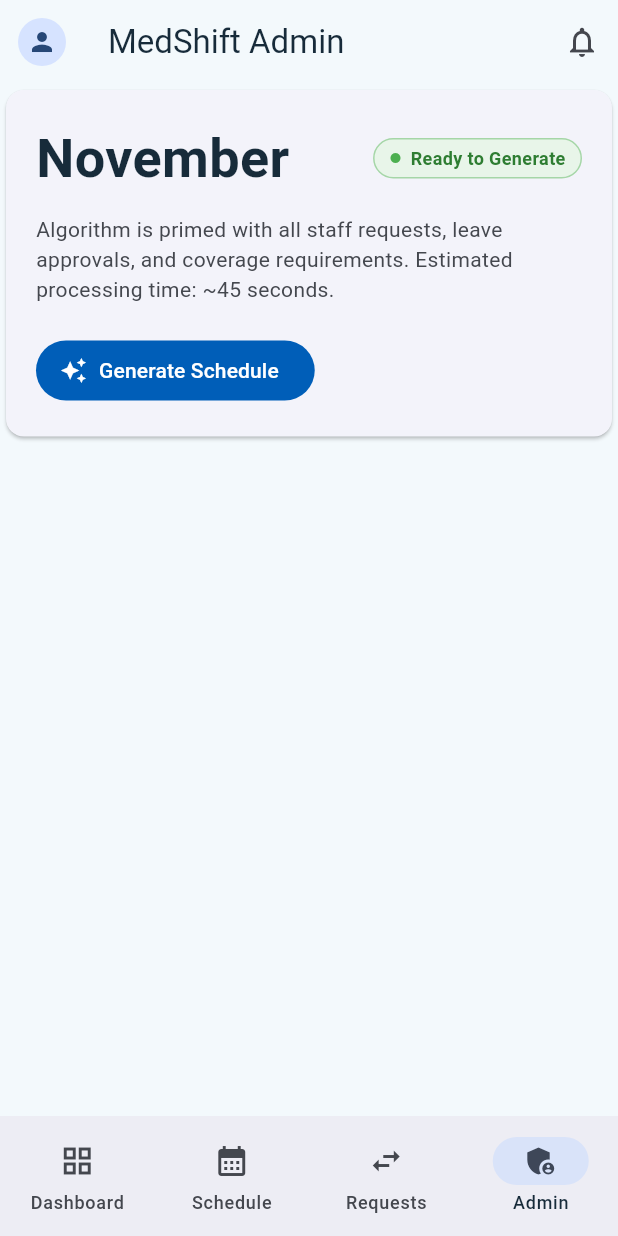
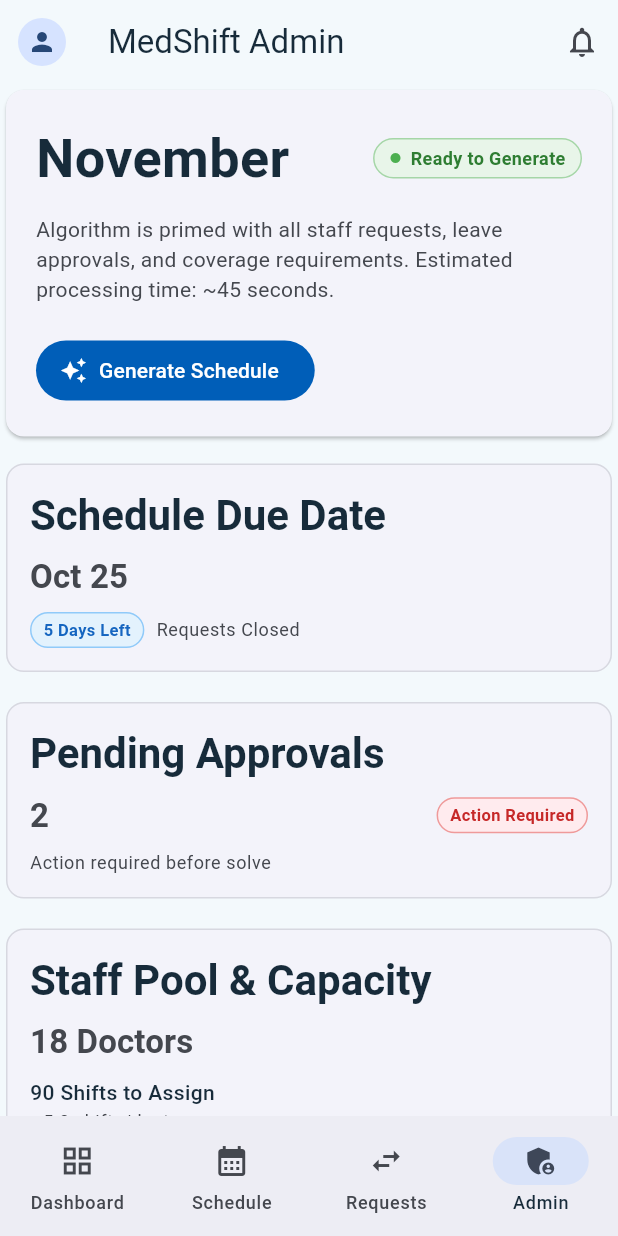
Before and after one commit to Ptriantafyll/Schedule-Maker, a Flutter app: the AdminScreen screen opened directly, on a phone screen of 412 x 824 dp. Run offline on Flutter 3.47's test engine with Material 3 defaults, Android fonts, the phone set to English and light mode, and no system bars; our stand-ins replace dio, flutter_riverpod, flutter_secure_storage; accounts and stored records are empty.

Commit message:
Added Admin metric cards

```diff
--- a/frontend/lib/features/admin/presentation/screens/admin_screen.dart
+++ b/frontend/lib/features/admin/presentation/screens/admin_screen.dart
@@ -1,6 +1,7 @@
 import 'package:flutter/material.dart';
 import 'package:flutter_riverpod/flutter_riverpod.dart';
 import 'package:frontend/features/admin/presentation/widgets/admin_hero_card.dart';
+import 'package:frontend/features/admin/presentation/widgets/admin_metric_cards.dart';
 import 'package:frontend/shared/widgets/bottom_nav_bar.dart';
 import 'package:frontend/shared/widgets/profile_drawer.dart';
 
@@ -36,11 +37,15 @@ class _AdminScreenState extends ConsumerState<AdminScreen> {
         ],
       ),
       drawer: const ProfileDrawer(),
-      body: Column(
-        crossAxisAlignment: CrossAxisAlignment.center,
-        children: [
-          AdminHeroCard(targetMonth: 'November', onGeneratePressed: () {}),
-        ],
+      body: SingleChildScrollView(
+        child: Column(
+          crossAxisAlignment: CrossAxisAlignment.center,
+          children: [
+            AdminHeroCard(targetMonth: 'November', onGeneratePressed: () {}),
+            const SizedBox(height: 10),
+            AdminMetricCards(),
+          ],
+        ),
       ),
       bottomNavigationBar: BottomNavBar(
         currentIndex: _currentIndex,
--- /dev/null
+++ b/frontend/lib/features/admin/presentation/widgets/admin_metric_cards.dart
@@ -0,0 +1,353 @@
+import 'package:flutter/material.dart';
+
+class AdminMetricCards extends StatelessWidget {
+  const AdminMetricCards({
+    super.key,
+    this.dueDate = 'Oct 25',
+    this.daysLeft = 5,
+    this.submissionStatus = 'Requests Closed',
+    this.pendingApprovalsCount = 2,
+    this.pendingApprovalsStatus = 'Action Required',
+    this.availableStaffCount = 18,
+    this.totalShiftsCount = 90,
+    this.staffCapacitySubtitle = '~5.0 shifts/doctor',
+    this.bottleneckDaysCount = 3,
+    this.bottleneckStatus = 'Requires Attention',
+    this.bottleneckDates = const ['ICU - Nov 12', 'ER - Nov 15'],
+  });
+
+  final String dueDate;
+  final int daysLeft;
+  final String submissionStatus;
+  final int pendingApprovalsCount;
+  final String pendingApprovalsStatus;
+  final int availableStaffCount;
+  final int totalShiftsCount;
+  final String staffCapacitySubtitle;
+  final int bottleneckDaysCount;
+  final String bottleneckStatus;
+  final List<String> bottleneckDates;
+
+  @override
+  Widget build(BuildContext context) {
+    return LayoutBuilder(
+      builder: (context, constraints) {
+        final card1 = _buildDueDateCard(context);
+        final card2 = _buildPendingApprovalsCard(context);
+        final card3 = _buildStaffPoolCard(context);
+        final card4 = _buildBottlenecksCard(context);
+
+        if (constraints.maxWidth > 1050) {
+          // Desktop: 4 cards in a row
+          return IntrinsicHeight(
+            child: Row(
+              crossAxisAlignment: CrossAxisAlignment.stretch,
+              children: [
+                Expanded(child: card1),
+                const SizedBox(width: 12),
+                Expanded(child: card2),
+                const SizedBox(width: 12),
+                Expanded(child: card3),
+                const SizedBox(width: 12),
+                Expanded(child: card4),
+              ],
+            ),
+          );
+        } else if (constraints.maxWidth > 650) {
+          // Tablet: 2x2 grid
+          return IntrinsicHeight(
+            child: Row(
+              crossAxisAlignment: CrossAxisAlignment.stretch,
+              children: [
+                Expanded(
+                  child: Column(
+                    children: [
+                      Expanded(child: card1),
+                      const SizedBox(height: 12),
+                      Expanded(child: card3),
+                    ],
+                  ),
+                ),
+                const SizedBox(width: 12),
+                Expanded(
+                  child: Column(
+                    children: [
+                      Expanded(child: card2),
+                      const SizedBox(height: 12),
+                      Expanded(child: card4),
+                    ],
+                  ),
+                ),
+              ],
+            ),
+          );
+        } else {
+          // Mobile: Stacked column
+          return Column(
+            crossAxisAlignment: CrossAxisAlignment.stretch,
+            children: [
+              card1,
+              const SizedBox(height: 12),
+              card2,
+              const SizedBox(height: 12),
+              card3,
+              const SizedBox(height: 12),
+              card4,
+            ],
+          );
+        }
+      },
+    );
+  }
+
+  // Helper for the card shell
+  Widget _buildCardShell(
+    BuildContext context, {
+    required List<Widget> children,
+  }) {
+    final theme = Theme.of(context);
+
+    return SizedBox(
+      width: double.infinity,
+      child: Card(
+        elevation: 0,
+        shape: RoundedRectangleBorder(
+          borderRadius: BorderRadius.circular(12),
+          side: BorderSide(
+            color: theme.colorScheme.outlineVariant.withValues(alpha: 0.6),
+          ),
+        ),
+        child: Padding(
+          padding: EdgeInsets.all(16),
+          child: Column(
+            crossAxisAlignment: CrossAxisAlignment.start,
+            children: children,
+          ),
+        ),
+      ),
+    );
+  }
+
+  Widget _buildDueDateCard(BuildContext context) {
+    final theme = Theme.of(context);
+
+    return _buildCardShell(
+      context,
+      children: [
+        Text(
+          'Schedule Due Date',
+          style: theme.textTheme.headlineMedium?.copyWith(
+            fontWeight: FontWeight.bold,
+          ),
+        ),
+        const SizedBox(height: 8),
+        Text(
+          dueDate,
+          style: theme.textTheme.titleSmall?.copyWith(
+            color: theme.colorScheme.onSurfaceVariant,
+            fontWeight: FontWeight.w600,
+            fontSize: 22,
+          ),
+        ),
+        const SizedBox(height: 8),
+        Row(
+          children: [
+            Container(
+              padding: const EdgeInsets.symmetric(horizontal: 8, vertical: 3),
+              decoration: BoxDecoration(
+                color: Colors.blue.shade50,
+                borderRadius: BorderRadius.circular(12),
+                border: Border.all(color: Colors.blue.shade200),
+              ),
+              child: Text(
+                '$daysLeft Days Left',
+                style: TextStyle(
+                  color: Colors.blue.shade800,
+                  fontSize: 11,
+                  fontWeight: FontWeight.w600,
+                ),
+              ),
+            ),
+            const SizedBox(width: 8),
+            Expanded(
+              child: Text(
+                submissionStatus,
+                style: theme.textTheme.bodySmall?.copyWith(
+                  color: theme.colorScheme.onSurfaceVariant,
+                ),
+                overflow: TextOverflow.ellipsis,
+              ),
+            ),
+          ],
+        ),
+      ],
+    );
+  }
+
+  Widget _buildPendingApprovalsCard(BuildContext context) {
+    final theme = Theme.of(context);
+
+    return _buildCardShell(
+      context,
+      children: [
+        Text(
+          'Pending Approvals',
+          style: theme.textTheme.headlineMedium?.copyWith(
+            fontWeight: FontWeight.bold,
+          ),
+        ),
+        const SizedBox(height: 8),
+        Row(
+          mainAxisAlignment: MainAxisAlignment.spaceBetween,
+          children: [
+            Text(
+              '$pendingApprovalsCount',
+              style: theme.textTheme.titleSmall?.copyWith(
+                color: theme.colorScheme.onSurfaceVariant,
+                fontWeight: FontWeight.w600,
+                fontSize: 22,
+              ),
+            ),
+            Container(
+              padding: const EdgeInsets.symmetric(horizontal: 8, vertical: 3),
+              decoration: BoxDecoration(
+                color: Colors.red.shade50,
+                borderRadius: BorderRadius.circular(12),
+                border: Border.all(color: Colors.red.shade200),
+              ),
+              child: Text(
+                pendingApprovalsStatus,
+                style: TextStyle(
+                  color: Colors.red.shade800,
+                  fontSize: 11,
+                  fontWeight: FontWeight.w600,
+                ),
+              ),
+            ),
+          ],
+        ),
+        const SizedBox(height: 8),
+        Text(
+          'Action required before solve',
+          style: theme.textTheme.bodySmall?.copyWith(
+            color: theme.colorScheme.onSurfaceVariant,
+          ),
+        ),
+      ],
+    );
+  }
+
+  Widget _buildStaffPoolCard(BuildContext context) {
+    final theme = Theme.of(context);
+
+    return _buildCardShell(
+      context,
+      children: [
+        Text(
+          'Staff Pool & Capacity',
+          style: theme.textTheme.headlineMedium?.copyWith(
+            fontWeight: FontWeight.bold,
+          ),
+        ),
+        const SizedBox(height: 8),
+        Text(
+          '$availableStaffCount Doctors',
+          style: theme.textTheme.titleSmall?.copyWith(
+            color: theme.colorScheme.onSurfaceVariant,
+            fontWeight: FontWeight.w600,
+            fontSize: 22,
+          ),
+        ),
+        const SizedBox(height: 8),
+        Text(
+          '$totalShiftsCount Shifts to Assign',
+          style: theme.textTheme.bodyMedium?.copyWith(
+            fontWeight: FontWeight.w500,
+          ),
+        ),
+        const SizedBox(height: 2),
+        Text(
+          staffCapacitySubtitle,
+          style: theme.textTheme.bodySmall?.copyWith(
+            color: theme.colorScheme.onSurfaceVariant,
+          ),
+        ),
+      ],
+    );
+  }
+
+  Widget _buildBottlenecksCard(BuildContext context) {
+    final theme = Theme.of(context);
+
+    return _buildCardShell(
+      context,
+      children: [
+        Text(
+          'Coverage Bottlenecks',
+          style: theme.textTheme.headlineMedium?.copyWith(
+            fontWeight: FontWeight.bold,
+          ),
+        ),
+        const SizedBox(height: 8),
+        Row(
+          mainAxisAlignment: MainAxisAlignment.spaceBetween,
+          children: [
+            Flexible(
+              child: Text(
+                '$bottleneckDaysCount Tight Days',
+                style: theme.textTheme.titleSmall?.copyWith(
+                  color: theme.colorScheme.onSurfaceVariant,
+                  fontWeight: FontWeight.w600,
+                  fontSize: 22,
+                ),
+              ),
+            ),
+            const SizedBox(width: 8),
+            Container(
+              padding: EdgeInsets.symmetric(horizontal: 8, vertical: 3),
+              decoration: BoxDecoration(
+                color: Colors.amber.shade50,
+                borderRadius: BorderRadius.circular(12),
+                border: Border.all(color: Colors.amber.shade300),
+              ),
+              child: Text(
+                bottleneckStatus,
+                style: TextStyle(
+                  color: Colors.amber.shade900,
+                  fontSize: 11,
+                  fontWeight: FontWeight.w600,
+                ),
+              ),
+            ),
+          ],
+        ),
+        const SizedBox(height: 8),
+        Wrap(
+          spacing: 6,
+          runSpacing: 4,
+          children: bottleneckDates
+              .map(
+                (slot) => Container(
+                  padding: const EdgeInsets.symmetric(
+                    horizontal: 8,
+                    vertical: 3,
+                  ),
+                  decoration: BoxDecoration(
+                    color: theme.colorScheme.surfaceContainerHighest,
+                    borderRadius: BorderRadius.circular(6),
+                    border: Border.all(color: theme.colorScheme.outlineVariant),
+                  ),
+                  child: Text(
+                    slot,
+                    style: theme.textTheme.labelSmall?.copyWith(
+                      fontWeight: FontWeight.w500,
+                    ),
+                  ),
+                ),
+              )
+              .toList(),
+        ),
+      ],
+    );
+  }
+}
```
Also changed, not shown: 1 other file.
